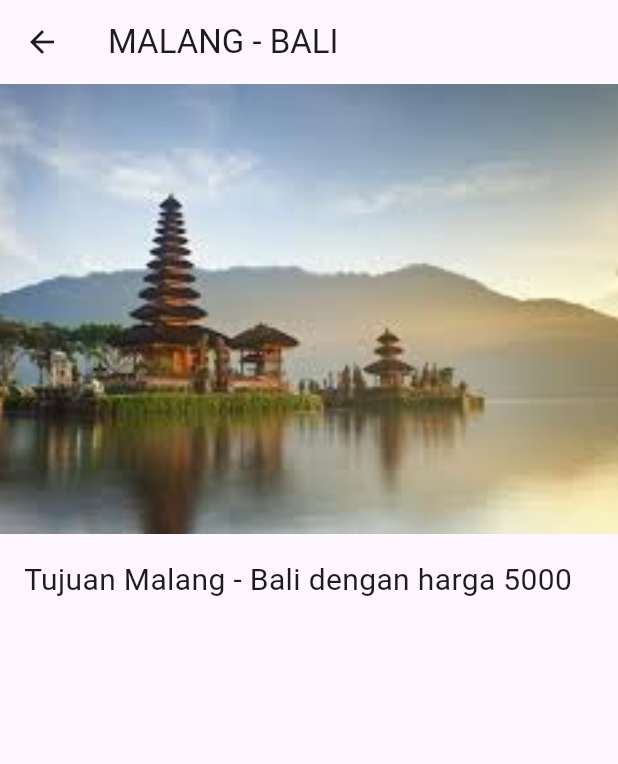
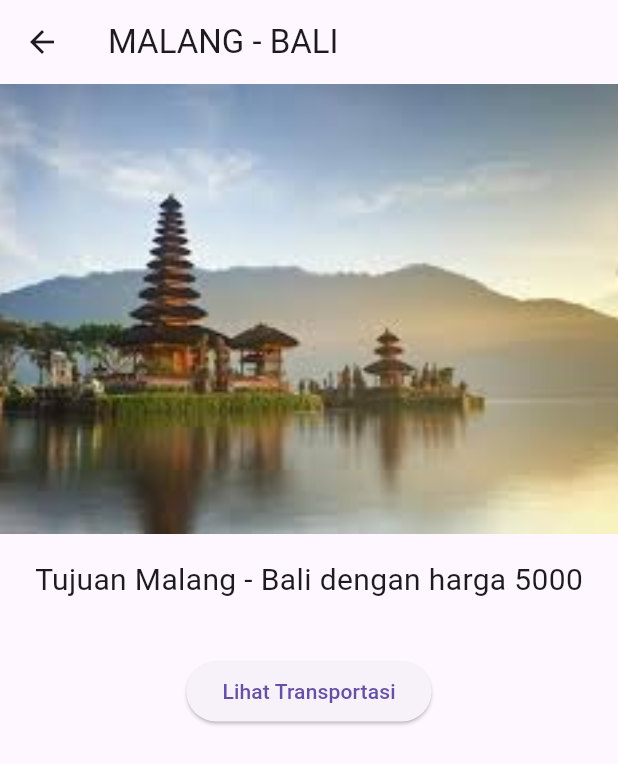
Before and after one commit to abdulrozzaq05/Mobile-Pogramming, a Flutter app: the screen it shows after launch, after a tap on "Malang - Bali", on a phone screen of 412 x 824 dp. Shown: the top 764 px of the screen. Run offline on Flutter 3.47's test engine with Material 3 defaults, Android fonts, the light colour scheme and no system bars; our stand-ins replace calendar_date_picker2.

Commit message:
tujuan1.dart

```diff
--- a/lib/tujuan1.dart
+++ b/lib/tujuan1.dart
@@ -1,5 +1,6 @@
 import 'package:flutter/material.dart';
 import 'package:uts_projek/itemmodel.dart';
+import 'car.dart';
 
 class MalangBali extends StatelessWidget {
   const MalangBali({super.key});
@@ -13,21 +14,27 @@ class MalangBali extends StatelessWidget {
       ),
       body: SingleChildScrollView(
         child: Column(
-          crossAxisAlignment: CrossAxisAlignment.start,
+          crossAxisAlignment: CrossAxisAlignment.center,
           children: [
-            Image.asset(
-              brg.image,
-              width: double.infinity,
-              height: 300,
-              fit: BoxFit.cover
-            ),
+            Image.asset(brg.image,
+                width: double.infinity, height: 300, fit: BoxFit.cover),
             Padding(
               padding: const EdgeInsets.all(16.0),
               child: Text(
                 'Tujuan ${brg.name} dengan harga ${brg.price}',
                 style: const TextStyle(fontSize: 20),
               ),
-              )
+            ),
+            const SizedBox(height: 20),
+            ElevatedButton(
+              onPressed: () {
+                Navigator.push(
+                  context,
+                  MaterialPageRoute(builder: (context) => const Car()),
+                );
+              },
+              child: const Text('Lihat Transportasi'),
+            ),
           ],
         ),
       ),
```
